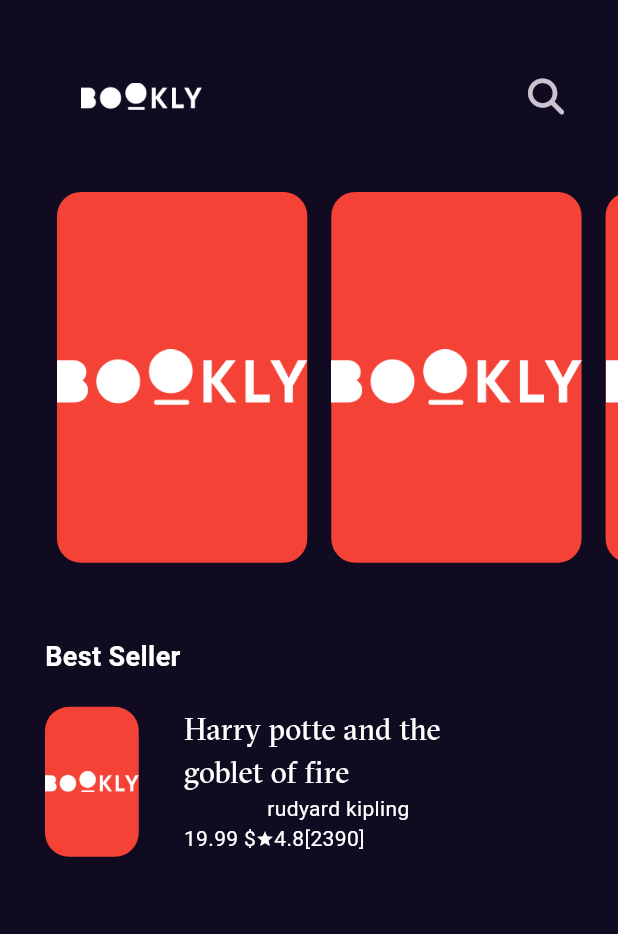
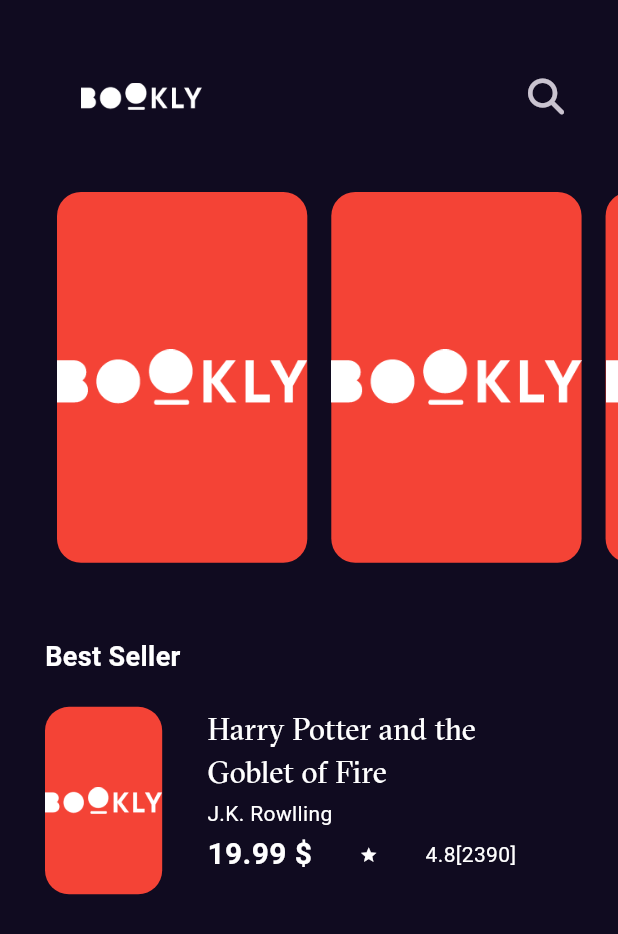
Before and after one commit to AndrewAdell/Bookly, a Flutter app: the screen it shows after launch, on a phone screen of 412 x 824 dp. Shown: the top 934 px of the screen. Run offline on Flutter 3.47's test engine with Material 3 defaults, Android fonts, the phone set to English and light mode, and no system bars; our stand-ins replace font_awesome_flutter, get.

Commit message:
best seller item part 3

```diff
--- a/lib/core/utils/styles.dart
+++ b/lib/core/utils/styles.dart
@@ -9,12 +9,12 @@ abstract class Styles {
   static const textStyle20 = TextStyle(
     fontSize: 20,
     fontWeight: FontWeight.normal,
-    fontFamily: gtSectraFineFont,
   );
   static const textStyle30 = TextStyle(
     fontSize: 30,
     fontWeight: FontWeight.w900,
     letterSpacing: 1.2,
+    fontFamily: gtSectraFineFont,
   );
   static const textStyle14 = TextStyle(
     fontSize: 14,
--- a/lib/features/Home/presentation/view/widgets/best_seller_list_view_item.dart
+++ b/lib/features/Home/presentation/view/widgets/best_seller_list_view_item.dart
@@ -1,3 +1,4 @@
+import 'package:bookly/constants.dart';
 import 'package:bookly/core/utils/assets.dart';
 import 'package:bookly/core/utils/styles.dart';
 import 'package:flutter/material.dart';
@@ -8,7 +9,7 @@ class BestSellerListViewItem extends StatelessWidget {
   @override
   Widget build(BuildContext context) {
     return SizedBox(
-      height: 100,
+      height: 125,
       child: Row(
         children: [
           AspectRatio(
@@ -24,26 +25,42 @@ class BestSellerListViewItem extends StatelessWidget {
           ),
           SizedBox(
             width: MediaQuery.of(context).size.width * 0.5,
-            child: const Column(
+            child: Column(
+              crossAxisAlignment: CrossAxisAlignment.start,
               children: [
                 Text(
-                  'Harry potte and the goblet of fire',
-                  style: Styles.textStyle20,
+                  'Harry Potter and the Goblet of Fire',
+                  style:
+                      Styles.textStyle20.copyWith(fontFamily: gtSectraFineFont),
                   maxLines: 2,
                   overflow: TextOverflow.ellipsis,
                 ),
-                Text('rudyard kipling'),
+                const SizedBox(
+                  height: 3,
+                ),
+                const Text(
+                  'J.K. Rowlling',
+                  style: Styles.textStyle14,
+                ),
+                const SizedBox(
+                  height: 3,
+                ),
                 Row(
+                  mainAxisAlignment: MainAxisAlignment.spaceBetween,
                   children: [
-                    Text(r'19.99 $'),
+                    Text(
+                      r'19.99 $',
+                      style: Styles.textStyle20
+                          .copyWith(fontWeight: FontWeight.bold),
+                    ),
                     // SizedBox(
                     //   width: 40,
                     // ),
-                    Icon(
+                    const Icon(
                       Icons.star,
                       size: 12,
                     ),
-                    Text('4.8[2390]'),
+                    const Text('4.8[2390]'),
                   ],
                 )
               ],
```
